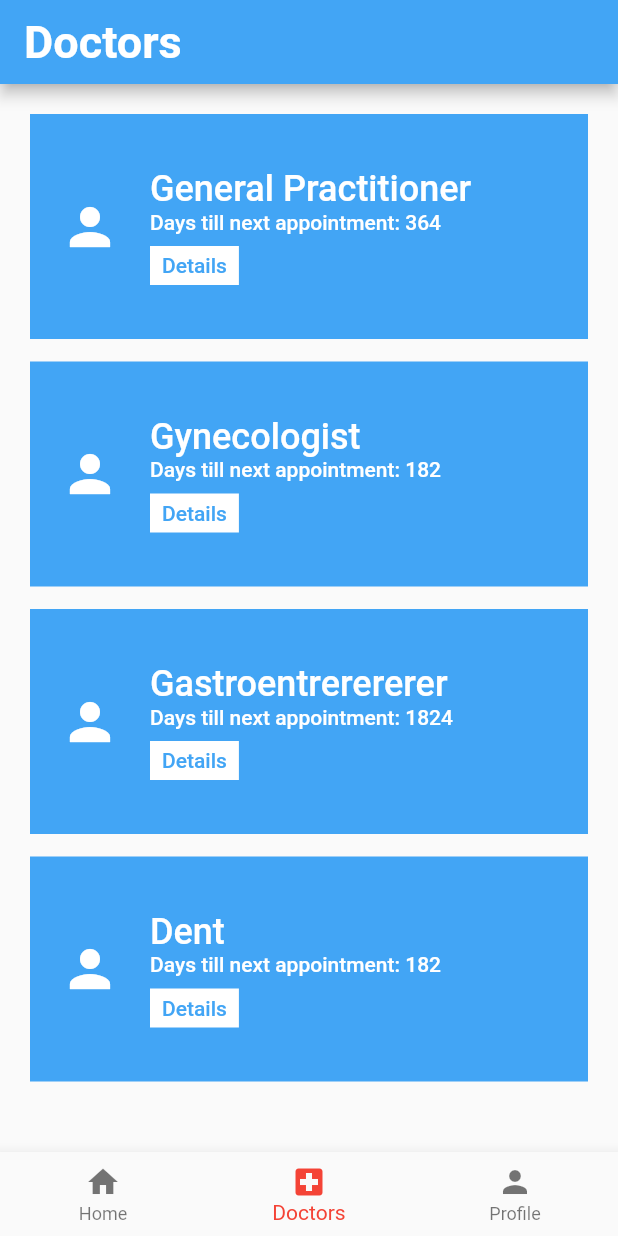
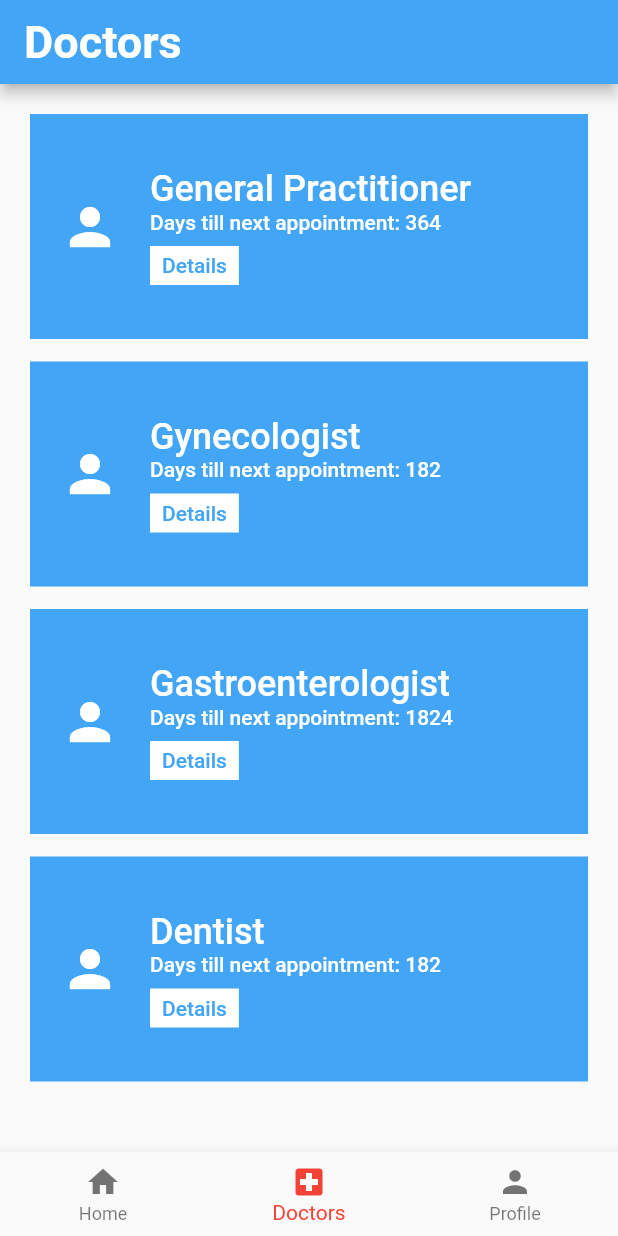
Before and after one commit to DanielBreiner/doccheck, a Flutter app: the screen it shows after launch, item 2 of the bottom bar chosen, on a phone screen of 412 x 824 dp. Run offline on Flutter 3.47's test engine with Material 2 defaults, Android fonts, the phone set to English and light mode, and no system bars; our stand-ins replace firebase_messaging; accounts and stored records are empty.

Commit message:
Fixed wrong doctor names

```diff
--- a/doccheck/lib/data.dart
+++ b/doccheck/lib/data.dart
@@ -65,7 +65,7 @@ class DoctorUrologist extends Doctor {
 
 class DoctorGastro extends Doctor {
   DoctorGastro()
-      : super("Gastroentrerererer",
+      : super("Gastroenterologist",
             "Preventive examination in a gastroenterological outpatient clinic is extremely important. It is an examination of the rectum and colon with a colonoscope, which can detect pre-cancerous stages of colorectal cancer and save your life. The examination is aimed at finding polyps and early stages of colorectal cancer. During a colonoscopy examination for a tumor or polyp, a tissue sample is taken from its surface and sent for histological examination and, if possible, the polyp is endoscopically removed.");
 
   bool ignore(UserData data) {
@@ -79,7 +79,7 @@ class DoctorGastro extends Doctor {
 
 class DoctorDentist extends Doctor {
   DoctorDentist()
-      : super("Dent",
+      : super("Dentist",
             "An adult is entitled to a preventive check-up at the dentist once a year. Pregnant women should undergo the examination twice during the same pregnancy, at the beginning of the first and at the beginning of the third trimester. Do not postpone a preventive visit to the dental clinic. Dental caries treatment is fully reimbursed from public health insurance only if the insured person was on a preventive check-up at the dentist in the previous calendar year.");
 
   bool ignore(UserData data) {
```
